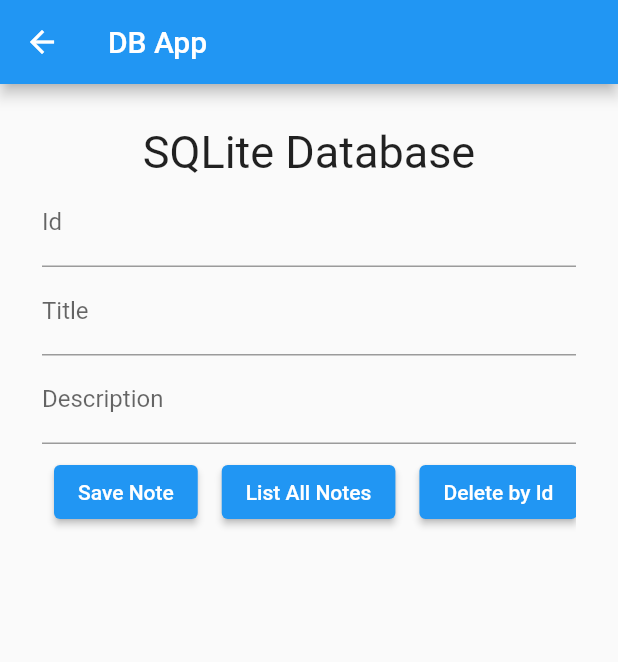
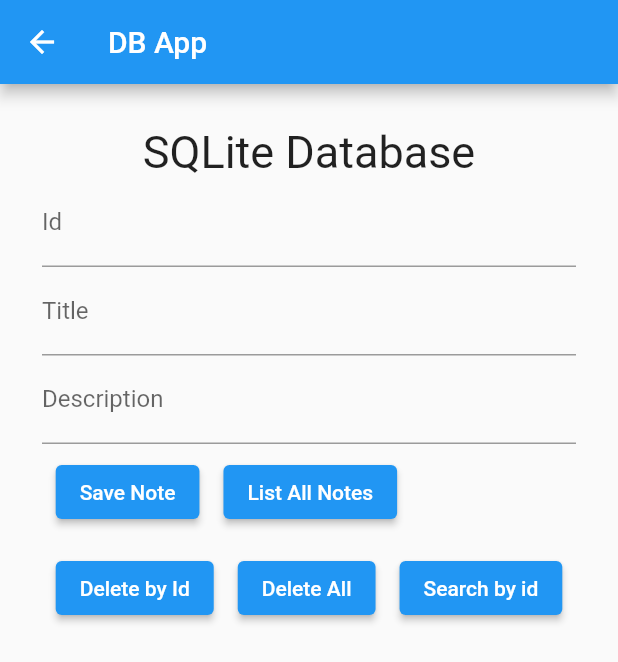
Before and after one commit to EhsanHasin/pm_flutter, a Flutter app: the HomePage screen opened directly, after a tap on "Save Note", on a phone screen of 412 x 824 dp. Shown: the top 662 px of the screen. Run offline on Flutter 3.47's test engine with Material 2 defaults, Android fonts, the phone set to English and light mode, and no system bars; our stand-ins replace flutter_spinkit, fluttertoast, font_awesome_flutter, photo_view, rflutter_alert, shared_preferences and 2 more; accounts and stored records are empty.

Commit message:
Persistent Data Storage: Working on SQFlite database, selecting operation.

```diff
--- a/lib/persistent_data_storage/sqflite1.dart
+++ b/lib/persistent_data_storage/sqflite1.dart
@@ -9,7 +9,7 @@ import 'package:sqflite/sqflite.dart';
 void main() {
   WidgetsFlutterBinding.ensureInitialized();
   runApp(MaterialApp(
-    title: "e7 App",
+    title: "SQLite Database",
     theme: ThemeData(primarySwatch: Colors.blue),
     debugShowCheckedModeBanner: false,
     home: HomePage(),
@@ -29,7 +29,7 @@ class _HomePageState extends State<HomePage> {
   var tecId = TextEditingController();
   var tecTitle = TextEditingController();
   var tecDescription = TextEditingController();
-  List<String> notes = List.empty(growable: true);
+  List<Note> notes = List.empty(growable: true);
 
   @override
   void initState() {
@@ -38,7 +38,8 @@ class _HomePageState extends State<HomePage> {
   }
 
   openDB() async {
-    database = await openDatabase(join(await getDatabasesPath(), "notesDB.db"),
+    database = await openDatabase(
+        join(await getDatabasesPath(), "notesDB.db"),
         onCreate: (db, ver) {
         db.execute('''
                   CREATE TABLE notes(
@@ -46,8 +47,8 @@ class _HomePageState extends State<HomePage> {
                       not_title TEXT,
                       not_description TEXT
                       )
-            ''');
-    }, version: 1);
+            ''');},
+        version: 1);
   }
 
   @override
@@ -91,26 +92,33 @@ class _HomePageState extends State<HomePage> {
                   this.noteDescription = desc;
                 },
               ),
-              SingleChildScrollView(
-                scrollDirection: Axis.horizontal,
-                child: Row(
+              Wrap(
                 children: [
                   Padding(
                     padding: const EdgeInsets.all(8.0),
                     child: ElevatedButton(
                         onPressed: () async {
-                            await database.insert("notes", {
-                              "not_id": noteId,
-                              "not_title": noteTitle,
-                              "not_description": noteDescription,
-                            }, conflictAlgorithm: ConflictAlgorithm.replace);
+                          await database.insert(
+                              "notes",
+                              Note(id: int.parse(noteId), title: noteTitle, description: noteDescription).toMap(),
+                              conflictAlgorithm: ConflictAlgorithm.replace);
                         },
                         child: Text("Save Note")),
                   ),
                   Padding(
                     padding: const EdgeInsets.all(8.0),
                     child: ElevatedButton(
-                          onPressed: () {}, child: Text("List All Notes")),
+                        onPressed: () async{
+                          List<Map<String, dynamic>> maps =  await database.query("notes");
+                          maps.forEach((map) {
+                            var i = map["not_id"];
+                            var t = map["not_title"];
+                            var d = map["not_description"];
+                            Note tempNote = Note(id: i, title: t, description: d);
+                            notes.add(tempNote);
+                          });
+                          setState(() {});
+                        }, child: Text("List All Notes")),
                   ),
                   Padding(
                     padding: const EdgeInsets.all(8.0),
@@ -129,7 +137,6 @@ class _HomePageState extends State<HomePage> {
                   ),
                 ],
               ),
-              ),
               Expanded(
                 child: ListView.builder(
                     itemCount: notes.length,
@@ -138,16 +145,16 @@ class _HomePageState extends State<HomePage> {
                         leading: CircleAvatar(
                           radius: 40,
                           backgroundColor: Colors.lightBlueAccent,
-                          child: Text(notes[i][i]),
+                          child: Text(notes[i].id.toString()),
                         ),
                         title: Text(
-                          notes[i],
+                          notes[i].title,
                           style: TextStyle(
                             fontSize: 20,
                           ),
                         ),
                         subtitle: Text(
-                          notes[i],
+                          notes[i].description,
                           style: TextStyle(
                             fontSize: 15,
                           ),
@@ -166,4 +173,21 @@ class _HomePageState extends State<HomePage> {
   void dispose() {
     super.dispose();
   }
+
 }
+
+class Note{
+  var id;
+  var title;
+  var description;
+  Note({this.id, this.title, this.description});
+
+  Map<String,dynamic> toMap(){
+    return {
+      "not_id": id,
+      "not_title": title,
+      "not_description": description
+    };
+  }
+
+}
```
Lines whose indentation alone changed are shown as unchanged.
